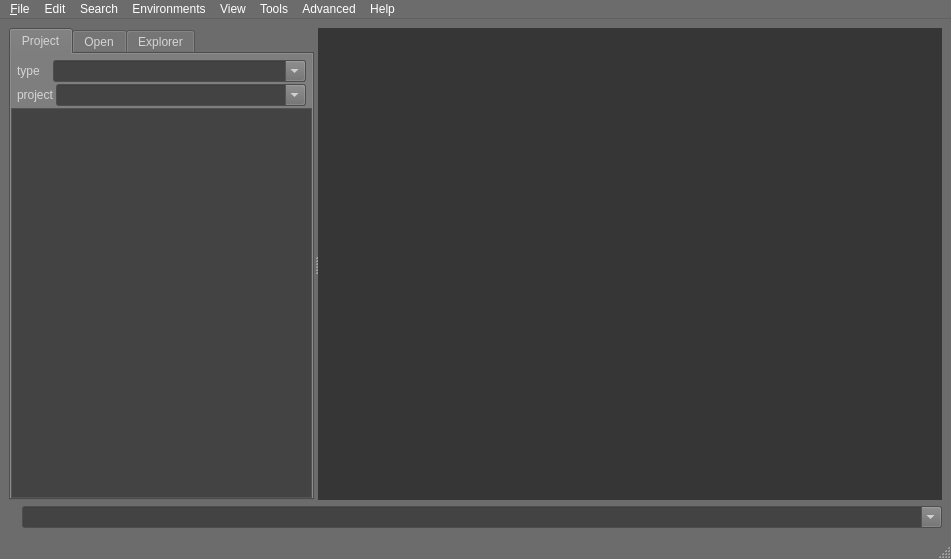
The window that blurdev/ide/ui/ideeditor.ui (blurstudio/PrEditor) describes before a commit, drawn with Qt 5.
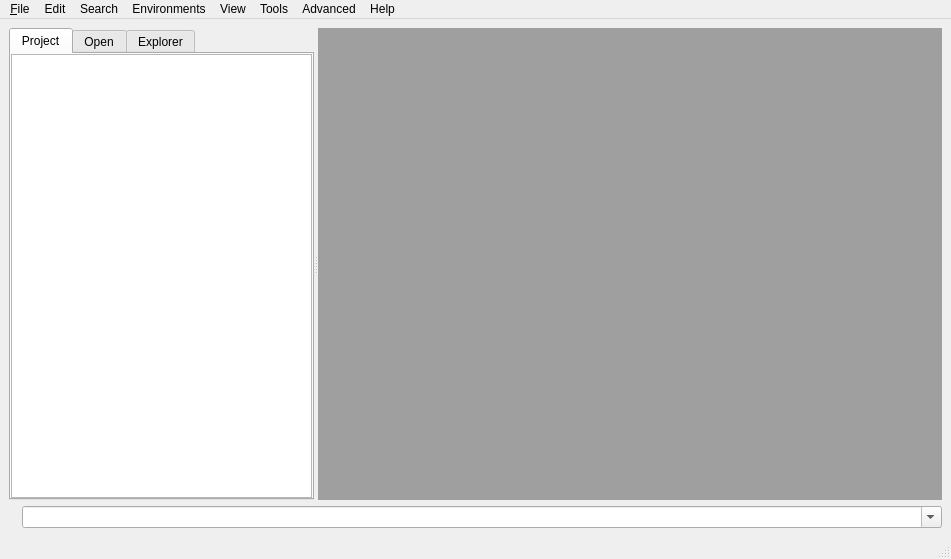
The same window after the commit.

```diff
--- a/blurdev/ide/ui/ideeditor.ui
+++ b/blurdev/ide/ui/ideeditor.ui
@@ -10,475 +10,6 @@
     <height>559</height>
    </rect>
   </property>
-  <property name="palette">
-   <palette>
-    <active>
-     <colorrole role="WindowText">
-      <brush brushstyle="SolidPattern">
-       <color alpha="255">
-        <red>212</red>
-        <green>212</green>
-        <blue>212</blue>
-       </color>
-      </brush>
-     </colorrole>
-     <colorrole role="Button">
-      <brush brushstyle="SolidPattern">
-       <color alpha="255">
-        <red>108</red>
-        <green>108</green>
-        <blue>108</blue>
-       </color>
-      </brush>
-     </colorrole>
-     <colorrole role="Light">
-      <brush brushstyle="SolidPattern">
-       <color alpha="255">
-        <red>162</red>
-        <green>162</green>
-        <blue>162</blue>
-       </color>
-      </brush>
-     </colorrole>
-     <colorrole role="Midlight">
-      <brush brushstyle="SolidPattern">
-       <color alpha="255">
-        <red>135</red>
-        <green>135</green>
-        <blue>135</blue>
-       </color>
-      </brush>
-     </colorrole>
-     <colorrole role="Dark">
-      <brush brushstyle="SolidPattern">
-       <color alpha="255">
-        <red>54</red>
-        <green>54</green>
-        <blue>54</blue>
-       </color>
-      </brush>
-     </colorrole>
-     <colorrole role="Mid">
-      <brush brushstyle="SolidPattern">
-       <color alpha="255">
-        <red>72</red>
-        <green>72</green>
-        <blue>72</blue>
-       </color>
-      </brush>
-     </colorrole>
-     <colorrole role="Text">
-      <brush brushstyle="SolidPattern">
-       <color alpha="255">
-        <red>226</red>
-        <green>226</green>
-        <blue>226</blue>
-       </color>
-      </brush>
-     </colorrole>
-     <colorrole role="BrightText">
-      <brush brushstyle="SolidPattern">
-       <color alpha="255">
-        <red>255</red>
-        <green>255</green>
-        <blue>255</blue>
-       </color>
-      </brush>
-     </colorrole>
-     <colorrole role="ButtonText">
-      <brush brushstyle="SolidPattern">
-       <color alpha="255">
-        <red>255</red>
-        <green>255</green>
-        <blue>255</blue>
-       </color>
-      </brush>
-     </colorrole>
-     <colorrole role="Base">
-      <brush brushstyle="SolidPattern">
-       <color alpha="255">
-        <red>67</red>
-        <green>67</green>
-        <blue>67</blue>
-       </color>
-      </brush>
-     </colorrole>
-     <colorrole role="Window">
-      <brush brushstyle="SolidPattern">
-       <color alpha="255">
-        <red>108</red>
-        <green>108</green>
-        <blue>108</blue>
-       </color>
-      </brush>
-     </colorrole>
-     <colorrole role="Shadow">
-      <brush brushstyle="SolidPattern">
-       <color alpha="255">
-        <red>0</red>
-        <green>0</green>
-        <blue>0</blue>
-       </color>
-      </brush>
-     </colorrole>
-     <colorrole role="Highlight">
-      <brush brushstyle="SolidPattern">
-       <color alpha="255">
-        <red>255</red>
-        <green>205</green>
-        <blue>2</blue>
-       </color>
-      </brush>
-     </colorrole>
-     <colorrole role="HighlightedText">
-      <brush brushstyle="SolidPattern">
-       <color alpha="255">
-        <red>0</red>
-        <green>0</green>
-        <blue>0</blue>
-       </color>
-      </brush>
-     </colorrole>
-     <colorrole role="AlternateBase">
-      <brush brushstyle="SolidPattern">
-       <color alpha="255">
-        <red>84</red>
-        <green>84</green>
-        <blue>84</blue>
-       </color>
-      </brush>
-     </colorrole>
-     <colorrole role="ToolTipBase">
-      <brush brushstyle="SolidPattern">
-       <color alpha="255">
-        <red>75</red>
-        <green>75</green>
-        <blue>64</blue>
-       </color>
-      </brush>
-     </colorrole>
-     <colorrole role="ToolTipText">
-      <brush brushstyle="SolidPattern">
-       <color alpha="255">
-        <red>204</red>
-        <green>204</green>
-        <blue>204</blue>
-       </color>
-      </brush>
-     </colorrole>
-    </active>
-    <inactive>
-     <colorrole role="WindowText">
-      <brush brushstyle="SolidPattern">
-       <color alpha="255">
-        <red>212</red>
-        <green>212</green>
-        <blue>212</blue>
-       </color>
-      </brush>
-     </colorrole>
-     <colorrole role="Button">
-      <brush brushstyle="SolidPattern">
-       <color alpha="255">
-        <red>108</red>
-        <green>108</green>
-        <blue>108</blue>
-       </color>
-      </brush>
-     </colorrole>
-     <colorrole role="Light">
-      <brush brushstyle="SolidPattern">
-       <color alpha="255">
-        <red>162</red>
-        <green>162</green>
-        <blue>162</blue>
-       </color>
-      </brush>
-     </colorrole>
-     <colorrole role="Midlight">
-      <brush brushstyle="SolidPattern">
-       <color alpha="255">
-        <red>135</red>
-        <green>135</green>
-        <blue>135</blue>
-       </color>
-      </brush>
-     </colorrole>
-     <colorrole role="Dark">
-      <brush brushstyle="SolidPattern">
-       <color alpha="255">
-        <red>54</red>
-        <green>54</green>
-        <blue>54</blue>
-       </color>
-      </brush>
-     </colorrole>
-     <colorrole role="Mid">
-      <brush brushstyle="SolidPattern">
-       <color alpha="255">
-        <red>72</red>
-        <green>72</green>
-        <blue>72</blue>
-       </color>
-      </brush>
-     </colorrole>
-     <colorrole role="Text">
-      <brush brushstyle="SolidPattern">
-       <color alpha="255">
-        <red>226</red>
-        <green>226</green>
-        <blue>226</blue>
-       </color>
-      </brush>
-     </colorrole>
-     <colorrole role="BrightText">
-      <brush brushstyle="SolidPattern">
-       <color alpha="255">
-        <red>255</red>
-        <green>255</green>
-        <blue>255</blue>
-       </color>
-      </brush>
-     </colorrole>
-     <colorrole role="ButtonText">
-      <brush brushstyle="SolidPattern">
-       <color alpha="255">
-        <red>255</red>
-        <green>255</green>
-        <blue>255</blue>
-       </color>
-      </brush>
-     </colorrole>
-     <colorrole role="Base">
-      <brush brushstyle="SolidPattern">
-       <color alpha="255">
-        <red>67</red>
-        <green>67</green>
-        <blue>67</blue>
-       </color>
-      </brush>
-     </colorrole>
-     <colorrole role="Window">
-      <brush brushstyle="SolidPattern">
-       <color alpha="255">
-        <red>108</red>
-        <green>108</green>
-        <blue>108</blue>
-       </color>
-      </brush>
-     </colorrole>
-     <colorrole role="Shadow">
-      <brush brushstyle="SolidPattern">
-       <color alpha="255">
-        <red>0</red>
-        <green>0</green>
-        <blue>0</blue>
-       </color>
-      </brush>
-     </colorrole>
-     <colorrole role="Highlight">
-      <brush brushstyle="SolidPattern">
-       <color alpha="255">
-        <red>255</red>
-        <green>205</green>
-        <blue>2</blue>
-       </color>
-      </brush>
-     </colorrole>
-     <colorrole role="HighlightedText">
-      <brush brushstyle="SolidPattern">
-       <color alpha="255">
-        <red>0</red>
-        <green>0</green>
-        <blue>0</blue>
-       </color>
-      </brush>
-     </colorrole>
-     <colorrole role="AlternateBase">
-      <brush brushstyle="SolidPattern">
-       <color alpha="255">
-        <red>84</red>
-        <green>84</green>
-        <blue>84</blue>
-       </color>
-      </brush>
-     </colorrole>
-     <colorrole role="ToolTipBase">
-      <brush brushstyle="SolidPattern">
-       <color alpha="255">
-        <red>75</red>
-        <green>75</green>
-        <blue>64</blue>
-       </color>
-      </brush>
-     </colorrole>
-     <colorrole role="ToolTipText">
-      <brush brushstyle="SolidPattern">
-       <color alpha="255">
-        <red>204</red>
-        <green>204</green>
-        <blue>204</blue>
-       </color>
-      </brush>
-     </colorrole>
-    </inactive>
-    <disabled>
-     <colorrole role="WindowText">
-      <brush brushstyle="SolidPattern">
-       <color alpha="255">
-        <red>54</red>
-        <green>54</green>
-        <blue>54</blue>
-       </color>
-      </brush>
-     </colorrole>
-     <colorrole role="Button">
-      <brush brushstyle="SolidPattern">
-       <color alpha="255">
-        <red>108</red>
-        <green>108</green>
-        <blue>108</blue>
-       </color>
-      </brush>
-     </colorrole>
-     <colorrole role="Light">
-      <brush brushstyle="SolidPattern">
-       <color alpha="255">
-        <red>162</red>
-        <green>162</green>
-        <blue>162</blue>
-       </color>
-      </brush>
-     </colorrole>
-     <colorrole role="Midlight">
-      <brush brushstyle="SolidPattern">
-       <color alpha="255">
-        <red>135</red>
-        <green>135</green>
-        <blue>135</blue>
-       </color>
-      </brush>
-     </colorrole>
-     <colorrole role="Dark">
-      <brush brushstyle="SolidPattern">
-       <color alpha="255">
-        <red>54</red>
-        <green>54</green>
-        <blue>54</blue>
-       </color>
-      </brush>
-     </colorrole>
-     <colorrole role="Mid">
-      <brush brushstyle="SolidPattern">
-       <color alpha="255">
-        <red>72</red>
-        <green>72</green>
-        <blue>72</blue>
-       </color>
-      </brush>
-     </colorrole>
-     <colorrole role="Text">
-      <brush brushstyle="SolidPattern">
-       <color alpha="255">
-        <red>54</red>
-        <green>54</green>
-        <blue>54</blue>
-       </color>
-      </brush>
-     </colorrole>
-     <colorrole role="BrightText">
-      <brush brushstyle="SolidPattern">
-       <color alpha="255">
-        <red>255</red>
-        <green>255</green>
-        <blue>255</blue>
-       </color>
-      </brush>
-     </colorrole>
-     <colorrole role="ButtonText">
-      <brush brushstyle="SolidPattern">
-       <color alpha="255">
-        <red>54</red>
-        <green>54</green>
-        <blue>54</blue>
-       </color>
-      </brush>
-     </colorrole>
-     <colorrole role="Base">
-      <brush brushstyle="SolidPattern">
-       <color alpha="255">
-        <red>108</red>
-        <green>108</green>
-        <blue>108</blue>
-       </color>
-      </brush>
-     </colorrole>
-     <colorrole role="Window">
-      <brush brushstyle="SolidPattern">
-       <color alpha="255">
-        <red>108</red>
-        <green>108</green>
-        <blue>108</blue>
-       </color>
-      </brush>
-     </colorrole>
-     <colorrole role="Shadow">
-      <brush brushstyle="SolidPattern">
-       <color alpha="255">
-        <red>0</red>
-        <green>0</green>
-        <blue>0</blue>
-       </color>
-      </brush>
-     </colorrole>
-     <colorrole role="Highlight">
-      <brush brushstyle="SolidPattern">
-       <color alpha="255">
-        <red>51</red>
-        <green>153</green>
-        <blue>255</blue>
-       </color>
-      </brush>
-     </colorrole>
-     <colorrole role="HighlightedText">
-      <brush brushstyle="SolidPattern">
-       <color alpha="255">
-        <red>0</red>
-        <green>0</green>
-        <blue>0</blue>
-       </color>
-      </brush>
-     </colorrole>
-     <colorrole role="AlternateBase">
-      <brush brushstyle="SolidPattern">
-       <color alpha="255">
-        <red>84</red>
-        <green>84</green>
-        <blue>84</blue>
-       </color>
-      </brush>
-     </colorrole>
-     <colorrole role="ToolTipBase">
-      <brush brushstyle="SolidPattern">
-       <color alpha="255">
-        <red>75</red>
-        <green>75</green>
-        <blue>64</blue>
-       </color>
-      </brush>
-     </colorrole>
-     <colorrole role="ToolTipText">
-      <brush brushstyle="SolidPattern">
-       <color alpha="255">
-        <red>204</red>
-        <green>204</green>
-        <blue>204</blue>
-       </color>
-      </brush>
-     </colorrole>
-    </disabled>
-   </palette>
-  </property>
   <property name="windowTitle">
    <string>IDE | Code Editor</string>
   </property>
@@ -516,84 +47,6 @@
          <property name="margin">
           <number>0</number>
          </property>
-         <item>
-          <layout class="QHBoxLayout" name="horizontalLayout">
-           <property name="leftMargin">
-            <number>6</number>
-           </property>
-           <property name="topMargin">
-            <number>6</number>
-           </property>
-           <property name="rightMargin">
-            <number>6</number>
-           </property>
-           <property name="bottomMargin">
-            <number>0</number>
-           </property>
-           <item>
-            <widget class="QLabel" name="uiTypeLBL">
-             <property name="minimumSize">
-              <size>
-               <width>34</width>
-               <height>0</height>
-              </size>
-             </property>
-             <property name="text">
-              <string>type</string>
-             </property>
-            </widget>
-           </item>
-           <item>
-            <widget class="QComboBox" name="uiTypeDDL">
-             <property name="sizePolicy">
-              <sizepolicy hsizetype="Expanding" vsizetype="Fixed">
-               <horstretch>0</horstretch>
-               <verstretch>0</verstretch>
-              </sizepolicy>
-             </property>
-             <property name="editable">
-              <bool>true</bool>
-             </property>
-             <property name="insertPolicy">
-              <enum>QComboBox::NoInsert</enum>
-             </property>
-            </widget>
-           </item>
-          </layout>
-         </item>
-         <item>
-          <layout class="QHBoxLayout" name="horizontalLayout_2">
-           <property name="leftMargin">
-            <number>6</number>
-           </property>
-           <property name="rightMargin">
-            <number>6</number>
-           </property>
-           <item>
-            <widget class="QLabel" name="uiProjectLBL">
-             <property name="text">
-              <string>project</string>
-             </property>
-            </widget>
-           </item>
-           <item>
-            <widget class="QComboBox" name="uiProjectDDL">
-             <property name="sizePolicy">
-              <sizepolicy hsizetype="Expanding" vsizetype="Fixed">
-               <horstretch>0</horstretch>
-               <verstretch>0</verstretch>
-              </sizepolicy>
-             </property>
-             <property name="editable">
-              <bool>true</bool>
-             </property>
-             <property name="insertPolicy">
-              <enum>QComboBox::NoInsert</enum>
-             </property>
-            </widget>
-           </item>
-          </layout>
-         </item>
          <item>
           <widget class="QTreeView" name="uiProjectTREE">
            <property name="contextMenuPolicy">
```
Left out of the diff: 17 changed lines with no effect on the pictures.
